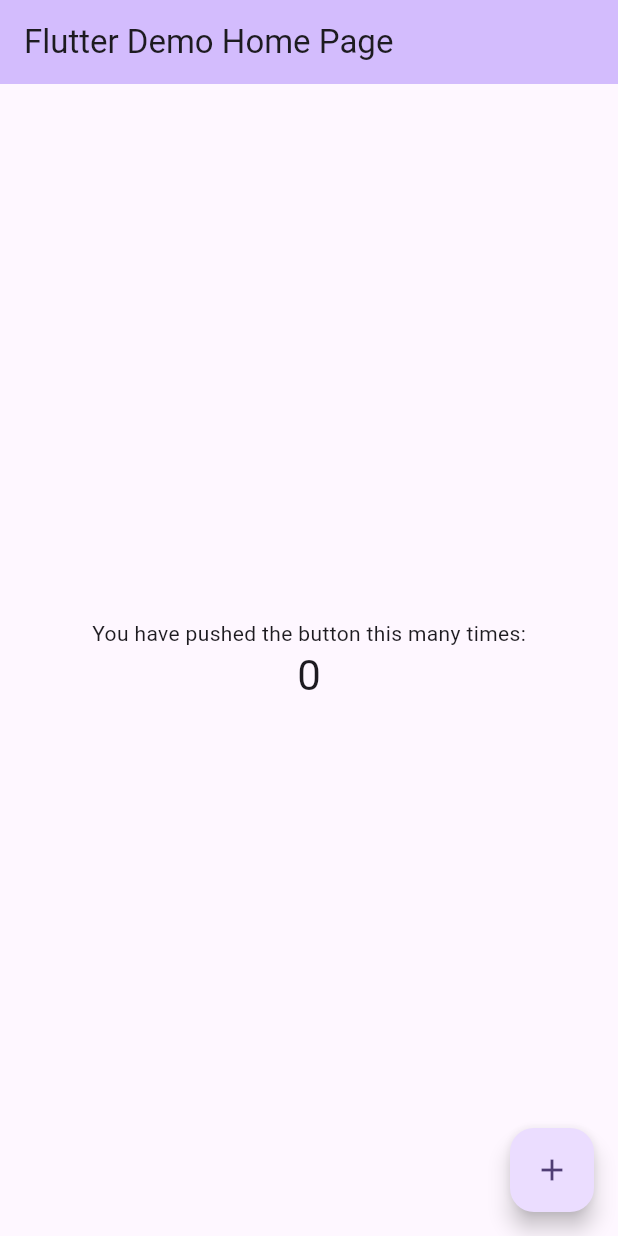
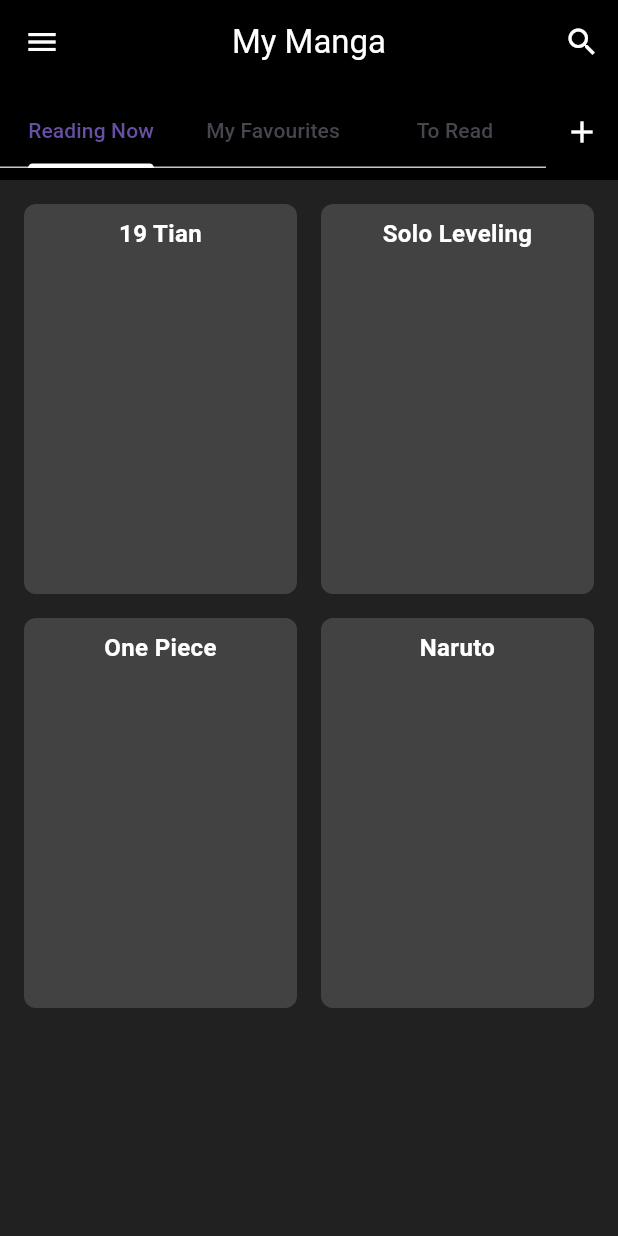
Before and after one commit to Rettorio/comicverse, a Flutter app: the screen it shows after launch, on a phone screen of 412 x 824 dp. Run offline on Flutter 3.47's test engine with Material 3 defaults, Android fonts, the phone set to English and light mode, and no system bars.

Commit message:
add landing screen

```diff
--- /dev/null
+++ b/lib/home/home.scren.dart
@@ -0,0 +1,126 @@
+import 'package:flutter/material.dart';
+
+class HomePage extends StatefulWidget {
+  const HomePage({Key? key}) : super(key: key);
+
+  @override
+  _HomePageState createState() => _HomePageState();
+}
+
+class _HomePageState extends State<HomePage> with SingleTickerProviderStateMixin {
+  late TabController tabController;
+
+@override
+  void initState() {
+    tabController = TabController(length: 3, vsync: this);
+    super.initState();
+  }
+
+  @override
+  Widget build(BuildContext context) {
+    return Scaffold(
+      backgroundColor: Colors.grey[900], // Warna latar belakang gelap
+      appBar: AppBar(
+        backgroundColor: Colors.black, // Warna header gelap
+        title: const Text(
+          'My Manga',
+          style: TextStyle(color: Colors.white), // Teks putih
+        ),
+        centerTitle: true,
+        leading: IconButton(
+          icon: const Icon(Icons.menu, color: Colors.white), // Ikon menu
+          onPressed: () {},
+        ),
+        actions: [
+          IconButton(
+            icon: const Icon(Icons.search, color: Colors.white), // Ikon pencarian
+            onPressed: () {},
+          ),
+        ],
+      ),
+      body: Column(
+        children: [
+          // Tab Navigasi
+          _buildTabNavigation(),
+          // Daftar Manga (bungkus dengan Expanded agar fleksibel)
+          Expanded(
+            child: _buildMangaGrid(),
+          ),
+        ],
+      ),
+    );
+  }
+
+  // Widget untuk Tab Navigasi
+  Widget _buildTabNavigation() {
+    return Container(
+      color: Colors.black, // Warna latar tab
+      padding: const EdgeInsets.symmetric(vertical: 8),
+      child: Row(
+        children: [
+          Expanded(
+            child: TabBar(
+              controller: tabController,
+              indicatorColor: Colors.white, // Warna indikator tab
+              tabs: const [
+                Tab(text: 'Reading Now'),
+                Tab(text: 'My Favourites'),
+                Tab(text: 'To Read'),
+              ],
+            ),
+          ),
+          IconButton(
+            icon: const Icon(Icons.add, color: Colors.white), // Tombol tambah
+            onPressed: () {},
+          ),
+        ],
+      ),
+    );
+  }
+
+  // Widget untuk Daftar Manga dalam Grid
+  Widget _buildMangaGrid() {
+    final List<String> mangaList = [
+      '19 Tian',
+      'Solo Leveling',
+      'One Piece',
+      'Naruto',
+    ];
+
+    return GridView.builder(
+      padding: const EdgeInsets.all(16),
+      gridDelegate: const SliverGridDelegateWithFixedCrossAxisCount(
+        crossAxisCount: 2, // 2 kolom
+        crossAxisSpacing: 16, // Jarak antar kolom
+        mainAxisSpacing: 16, // Jarak antar baris
+        childAspectRatio: 0.7, // Rasio tinggi dan lebar item
+      ),
+      itemCount: mangaList.length,
+      itemBuilder: (context, index) {
+        return _buildMangaItem(mangaList[index]);
+      },
+    );
+  }
+
+  // Widget untuk Item Manga
+  Widget _buildMangaItem(String title) {
+    return Container(
+      decoration: BoxDecoration(
+        borderRadius: BorderRadius.circular(8),
+        color: Colors.grey[800], // Warna latar item
+      ),
+      child: Padding(
+        padding: const EdgeInsets.all(8),
+        child: Text(
+          title,
+          style: const TextStyle(
+            color: Colors.white, // Teks putih
+            fontSize: 16,
+            fontWeight: FontWeight.bold,
+          ),
+          textAlign: TextAlign.center,
+        ),
+      ),
+    );
+  }
+}
--- a/lib/main.dart
+++ b/lib/main.dart
@@ -1,125 +1,20 @@
+import 'package:comicverse/home/home.scren.dart';
 import 'package:flutter/material.dart';
 
 void main() {
   runApp(const MyApp());
 }
 
+
 class MyApp extends StatelessWidget {
-  const MyApp({super.key});
+  const MyApp({Key? key}) : super(key: key);
 
-  // This widget is the root of your application.
   @override
   Widget build(BuildContext context) {
     return MaterialApp(
-      title: 'Flutter Demo',
-      theme: ThemeData(
-        // This is the theme of your application.
-        //
-        // TRY THIS: Try running your application with "flutter run". You'll see
-        // the application has a purple toolbar. Then, without quitting the app,
-        // try changing the seedColor in the colorScheme below to Colors.green
-        // and then invoke "hot reload" (save your changes or press the "hot
-        // reload" button in a Flutter-supported IDE, or press "r" if you used
-        // the command line to start the app).
-        //
-        // Notice that the counter didn't reset back to zero; the application
-        // state is not lost during the reload. To reset the state, use hot
-        // restart instead.
-        //
-        // This works for code too, not just values: Most code changes can be
-        // tested with just a hot reload.
-        colorScheme: ColorScheme.fromSeed(seedColor: Colors.deepPurple),
-        useMaterial3: true,
-      ),
-      home: const MyHomePage(title: 'Flutter Demo Home Page'),
+      debugShowCheckedModeBanner: false,
+    home: HomePage(),
+     // Gunakan const di sini
     );
   }
 }
-
-class MyHomePage extends StatefulWidget {
-  const MyHomePage({super.key, required this.title});
-
-  // This widget is the home page of your application. It is stateful, meaning
-  // that it has a State object (defined below) that contains fields that affect
-  // how it looks.
-
-  // This class is the configuration for the state. It holds the values (in this
-  // case the title) provided by the parent (in this case the App widget) and
-  // used by the build method of the State. Fields in a Widget subclass are
-  // always marked "final".
-
-  final String title;
-
-  @override
-  State<MyHomePage> createState() => _MyHomePageState();
-}
-
-class _MyHomePageState extends State<MyHomePage> {
-  int _counter = 0;
-
-  void _incrementCounter() {
-    setState(() {
-      // This call to setState tells the Flutter framework that something has
-      // changed in this State, which causes it to rerun the build method below
-      // so that the display can reflect the updated values. If we changed
-      // _counter without calling setState(), then the build method would not be
-      // called again, and so nothing would appear to happen.
-      _counter++;
-    });
-  }
-
-  @override
-  Widget build(BuildContext context) {
-    // This method is rerun every time setState is called, for instance as done
-    // by the _incrementCounter method above.
-    //
-    // The Flutter framework has been optimized to make rerunning build methods
-    // fast, so that you can just rebuild anything that needs updating rather
-    // than having to individually change instances of widgets.
-    return Scaffold(
-      appBar: AppBar(
-        // TRY THIS: Try changing the color here to a specific color (to
-        // Colors.amber, perhaps?) and trigger a hot reload to see the AppBar
-        // change color while the other colors stay the same.
-        backgroundColor: Theme.of(context).colorScheme.inversePrimary,
-        // Here we take the value from the MyHomePage object that was created by
-        // the App.build method, and use it to set our appbar title.
-        title: Text(widget.title),
-      ),
-      body: Center(
-        // Center is a layout widget. It takes a single child and positions it
-        // in the middle of the parent.
-        child: Column(
-          // Column is also a layout widget. It takes a list of children and
-          // arranges them vertically. By default, it sizes itself to fit its
-          // children horizontally, and tries to be as tall as its parent.
-          //
-          // Column has various properties to control how it sizes itself and
-          // how it positions its children. Here we use mainAxisAlignment to
-          // center the children vertically; the main axis here is the vertical
-          // axis because Columns are vertical (the cross axis would be
-          // horizontal).
-          //
-          // TRY THIS: Invoke "debug painting" (choose the "Toggle Debug Paint"
-          // action in the IDE, or press "p" in the console), to see the
-          // wireframe for each widget.
-          mainAxisAlignment: MainAxisAlignment.center,
-          children: <Widget>[
-            const Text(
-              'You have pushed the button this many times:',
-            ),
-            Text(
-              '$_counter',
-              style: Theme.of(context).textTheme.headlineMedium,
-            ),
-          ],
-        ),
-      ),
-      floatingActionButton: FloatingActionButton(
-        onPressed: _incrementCounter,
-        tooltip: 'Increment',
-        child: const Icon(Icons.add),
-      ), // This trailing comma makes auto-formatting nicer for build methods.
-    );
-  }
-}
```
